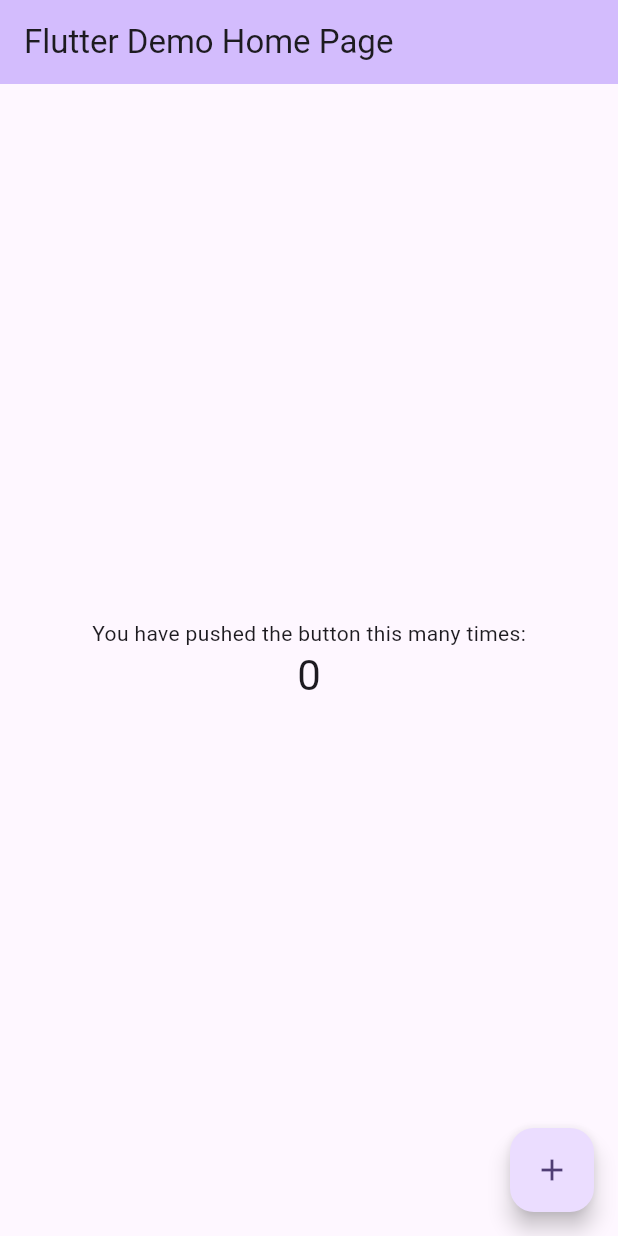
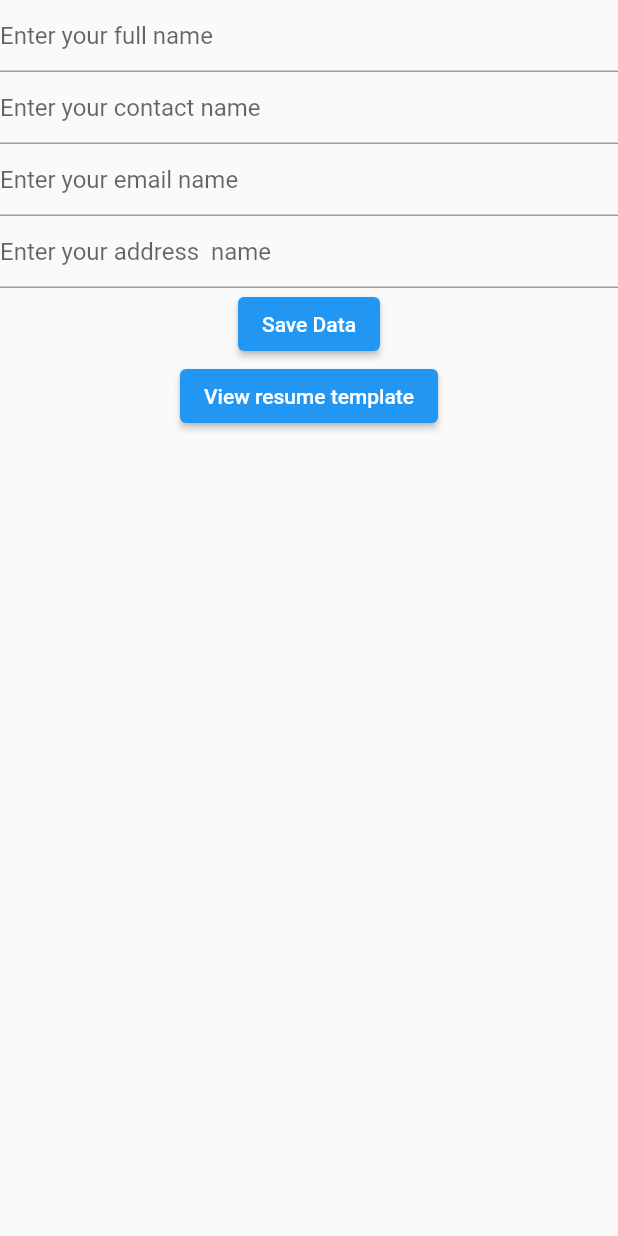
Before and after one commit to rutviksorathia/resume_builder, a Flutter app: the screen it shows after launch, on a phone screen of 412 x 824 dp. Run offline on Flutter 3.47's test engine with Material 2 defaults, Android fonts, the phone set to English and light mode, and no system bars; our stand-ins replace get, shared_preferences, stacked.

Commit message:
feat: resume builder logic complete

```diff
--- a/lib/main.dart
+++ b/lib/main.dart
@@ -1,4 +1,11 @@
+// Copyright 2013 The Flutter Authors. All rights reserved.
+// Use of this source code is governed by a BSD-style license that can be
+// found in the LICENSE file.
+
+// ignore_for_file: public_member_api_docs
+
 import 'package:flutter/material.dart';
+import 'package:resume_builder/view/home/home_view.dart';
 
 void main() {
   runApp(const MyApp());
@@ -7,119 +14,11 @@ void main() {
 class MyApp extends StatelessWidget {
   const MyApp({super.key});
 
-  // This widget is the root of your application.
   @override
   Widget build(BuildContext context) {
-    return MaterialApp(
-      title: 'Flutter Demo',
-      theme: ThemeData(
-        // This is the theme of your application.
-        //
-        // TRY THIS: Try running your application with "flutter run". You'll see
-        // the application has a blue toolbar. Then, without quitting the app,
-        // try changing the seedColor in the colorScheme below to Colors.green
-        // and then invoke "hot reload" (save your changes or press the "hot
-        // reload" button in a Flutter-supported IDE, or press "r" if you used
-        // the command line to start the app).
-        //
-        // Notice that the counter didn't reset back to zero; the application
-        // state is not lost during the reload. To reset the state, use hot
-        // restart instead.
-        //
-        // This works for code too, not just values: Most code changes can be
-        // tested with just a hot reload.
-        colorScheme: ColorScheme.fromSeed(seedColor: Colors.deepPurple),
-        useMaterial3: true,
-      ),
-      home: const MyHomePage(title: 'Flutter Demo Home Page'),
+    return const MaterialApp(
+      title: 'SharedPreferences Demo',
+      home: SharedPreferencesDemo(),
     );
   }
 }
-
-class MyHomePage extends StatefulWidget {
-  const MyHomePage({super.key, required this.title});
-
-  // This widget is the home page of your application. It is stateful, meaning
-  // that it has a State object (defined below) that contains fields that affect
-  // how it looks.
-
-  // This class is the configuration for the state. It holds the values (in this
-  // case the title) provided by the parent (in this case the App widget) and
-  // used by the build method of the State. Fields in a Widget subclass are
-  // always marked "final".
-
-  final String title;
-
-  @override
-  State<MyHomePage> createState() => _MyHomePageState();
-}
-
-class _MyHomePageState extends State<MyHomePage> {
-  int _counter = 0;
-
-  void _incrementCounter() {
-    setState(() {
-      // This call to setState tells the Flutter framework that something has
-      // changed in this State, which causes it to rerun the build method below
-      // so that the display can reflect the updated values. If we changed
-      // _counter without calling setState(), then the build method would not be
-      // called again, and so nothing would appear to happen.
-      _counter++;
-    });
-  }
-
-  @override
-  Widget build(BuildContext context) {
-    // This method is rerun every time setState is called, for instance as done
-    // by the _incrementCounter method above.
-    //
-    // The Flutter framework has been optimized to make rerunning build methods
-    // fast, so that you can just rebuild anything that needs updating rather
-    // than having to individually change instances of widgets.
-    return Scaffold(
-      appBar: AppBar(
-        // TRY THIS: Try changing the color here to a specific color (to
-        // Colors.amber, perhaps?) and trigger a hot reload to see the AppBar
-        // change color while the other colors stay the same.
-        backgroundColor: Theme.of(context).colorScheme.inversePrimary,
-        // Here we take the value from the MyHomePage object that was created by
-        // the App.build method, and use it to set our appbar title.
-        title: Text(widget.title),
-      ),
-      body: Center(
-        // Center is a layout widget. It takes a single child and positions it
-        // in the middle of the parent.
-        child: Column(
-          // Column is also a layout widget. It takes a list of children and
-          // arranges them vertically. By default, it sizes itself to fit its
-          // children horizontally, and tries to be as tall as its parent.
-          //
-          // Column has various properties to control how it sizes itself and
-          // how it positions its children. Here we use mainAxisAlignment to
-          // center the children vertically; the main axis here is the vertical
-          // axis because Columns are vertical (the cross axis would be
-          // horizontal).
-          //
-          // TRY THIS: Invoke "debug painting" (choose the "Toggle Debug Paint"
-          // action in the IDE, or press "p" in the console), to see the
-          // wireframe for each widget.
-          mainAxisAlignment: MainAxisAlignment.center,
-          children: <Widget>[
-            const Text(
-              'You have pushed the button this many times:',
-            ),
-            Text(
-              '$_counter',
-              style: Theme.of(context).textTheme.headlineMedium,
-            ),
-          ],
-        ),
-      ),
-      floatingActionButton: FloatingActionButton(
-        onPressed: _incrementCounter,
-        tooltip: 'Increment',
-        child: const Icon(Icons.add),
-      ), // This trailing comma makes auto-formatting nicer for build methods.
-    );
-  }
-}
--- /dev/null
+++ b/lib/view/home/home_view.dart
@@ -0,0 +1,74 @@
+// Copyright 2013 The Flutter Authors. All rights reserved.
+// Use of this source code is governed by a BSD-style license that can be
+// found in the LICENSE file.
+
+// ignore_for_file: public_member_api_docs
+
+import 'package:flutter/material.dart';
+import 'package:get/route_manager.dart';
+import 'package:resume_builder/view/home/home_viewmodel.dart';
+import 'package:stacked/stacked.dart';
+
+class SharedPreferencesDemo extends StatefulWidget {
+  const SharedPreferencesDemo({super.key});
+
+  @override
+  SharedPreferencesDemoState createState() => SharedPreferencesDemoState();
+}
+
+class SharedPreferencesDemoState extends State<SharedPreferencesDemo> {
+  @override
+  Widget build(BuildContext context) {
+    return ViewModelBuilder.reactive(
+      viewModelBuilder: () => HomeViewModel(),
+      onViewModelReady: (model) => {
+        model.loadCounter(),
+      },
+      builder: (context, model, child) {
+        return Scaffold(
+          body: GetMaterialApp(
+            home: Column(
+              children: [
+                SizedBox(height: MediaQuery.of(context).padding.top),
+                TextField(
+                  controller: model.fullNameController,
+                  decoration: const InputDecoration(
+                    hintText: 'Enter your full name',
+                  ),
+                ),
+                TextField(
+                  controller: model.contactController,
+                  decoration: const InputDecoration(
+                    hintText: 'Enter your contact name',
+                  ),
+                ),
+                TextField(
+                  controller: model.emailController,
+                  decoration: const InputDecoration(
+                    hintText: 'Enter your email name',
+                  ),
+                ),
+                TextField(
+                  controller: model.addressController,
+                  decoration: const InputDecoration(
+                    hintText: 'Enter your address  name',
+                  ),
+                ),
+                ElevatedButton(
+                  onPressed: () {
+                    model.saveData();
+                  },
+                  child: const Text('Save Data'),
+                ),
+                ElevatedButton(
+                  onPressed: () => model.handlePromoButtonTap(),
+                  child: const Text('View resume template'),
+                ),
+              ],
+            ),
+          ),
+        );
+      },
+    );
+  }
+}
--- /dev/null
+++ b/lib/view/home/home_viewmodel.dart
@@ -0,0 +1,83 @@
+import 'dart:convert';
+
+import 'package:flutter/material.dart';
+import 'package:get/route_manager.dart';
+import 'package:resume_builder/view/resume_template/resume_template_view.dart';
+import 'package:shared_preferences/shared_preferences.dart';
+import 'package:stacked/stacked.dart';
+
+class HomeViewModel extends BaseViewModel {
+  TextEditingController fullNameController = TextEditingController();
+  TextEditingController contactController = TextEditingController();
+  TextEditingController emailController = TextEditingController();
+  TextEditingController addressController = TextEditingController();
+
+  String name = '';
+  BasicDetails? basicDetails;
+
+  Future<void> saveData() async {
+    SharedPreferences prefs = await SharedPreferences.getInstance();
+
+    basicDetails = BasicDetails(
+      name: fullNameController.text,
+      email: emailController.text,
+      phone: contactController.text,
+      address: addressController.text,
+    );
+
+    String data = jsonEncode(basicDetails?.toMap());
+
+    prefs.setString('name', data);
+
+    notifyListeners();
+  }
+
+  Future<void> loadCounter() async {
+    SharedPreferences prefs = await SharedPreferences.getInstance();
+
+    name = (prefs.getString('name') ?? '');
+
+    if (name.isNotEmpty) {
+      basicDetails = BasicDetails.fromMap(jsonDecode(name));
+    }
+
+    notifyListeners();
+  }
+
+  void handlePromoButtonTap() {
+    if (basicDetails == null) return;
+    Get.to(() => ResumeTemplateView(basicDetails: basicDetails!));
+  }
+}
+
+class BasicDetails {
+  String name;
+  String email;
+  String phone;
+  String address;
+
+  BasicDetails({
+    required this.name,
+    required this.email,
+    required this.phone,
+    required this.address,
+  });
+
+  Map<String, dynamic> toMap() {
+    return {
+      'name': name,
+      'email': email,
+      'phone': phone,
+      'address': address,
+    };
+  }
+
+  factory BasicDetails.fromMap(Map<String, dynamic> map) {
+    return BasicDetails(
+      name: map['name'],
+      email: map['email'],
+      phone: map['phone'],
+      address: map['address'],
+    );
+  }
+}
--- /dev/null
+++ b/lib/view/resume_template/resume_template_viewmodel.dart
@@ -0,0 +1,3 @@
+import 'package:stacked/stacked.dart';
+
+class ResumeTemplateViewModel extends BaseViewModel {}
```
Also changed, not shown: lib/view/resume_template/resume_template_view.dart (added, +30 -0 lines), pubspec.yaml (+8 -4 lines), pubspec.lock, 8 other files.
